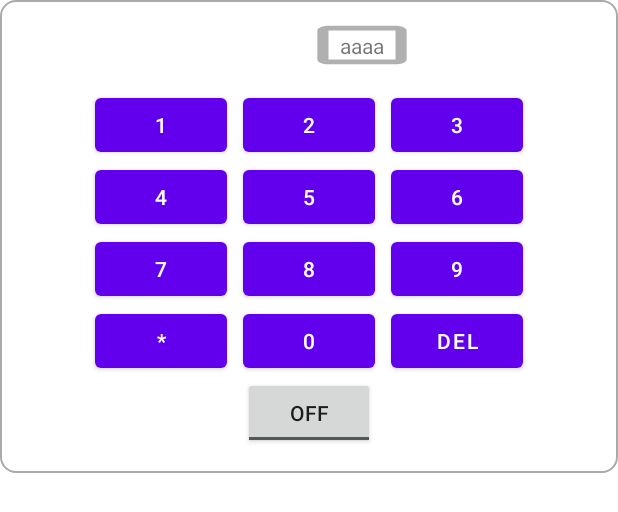
After one commit to ZeKhoo/iotinterface, an Android app: the layout displaywgt.xml on its own in the app's theme, with its tools: preview values and no code run, on a phone screen of 412 x 824 dp. The commit adds this screen. Shown: the top 512 px of the screen. Run offline under Robolectric (Android 15) with nearby library versions, the phone set to English and light mode, and no system bars.

Commit message:
Add create widget

```diff
--- /dev/null
+++ b/app/src/main/java/com/example/iotinterface/create/createViewModel.kt
@@ -0,0 +1,3 @@
+package com.example.widget.create
+
+data class createViewModel(var name:String, var width:Int, var height: Int, var value: String?){}
--- /dev/null
+++ b/app/src/main/res/drawable-v24/divider.xml
@@ -0,0 +1,9 @@
+<?xml version="1.0" encoding="utf-8"?>
+<shape xmlns:android="http://schemas.android.com/apk/res/android"
+    android:shape="rectangle">
+    <solid android:color="@android:color/white" />
+    <stroke
+        android:width="1dp"
+        android:color="@android:color/darker_gray" />
+    <corners android:radius="10dp"/>
+</shape>
--- /dev/null
+++ b/app/src/main/res/drawable-v24/ic_baseline_crop_square_24.xml
@@ -0,0 +1,5 @@
+<vector android:height="24dp" android:tint="#B0B0B0"
+    android:viewportHeight="24" android:viewportWidth="24"
+    android:width="24dp" xmlns:android="http://schemas.android.com/apk/res/android">
+    <path android:fillColor="@android:color/white" android:pathData="M18,4L6,4c-1.1,0 -2,0.9 -2,2v12c0,1.1 0.9,2 2,2h12c1.1,0 2,-0.9 2,-2L20,6c0,-1.1 -0.9,-2 -2,-2zM18,18L6,18L6,6h12v12z"/>
+</vector>
--- /dev/null
+++ b/app/src/main/res/drawable-v24/ic_baseline_keyboard_arrow_down_24.xml
@@ -0,0 +1,5 @@
+<vector android:height="24dp" android:tint="#FFFFFF"
+    android:viewportHeight="24" android:viewportWidth="24"
+    android:width="24dp" xmlns:android="http://schemas.android.com/apk/res/android">
+    <path android:fillColor="@android:color/white" android:pathData="M7.41,8.59L12,13.17l4.59,-4.58L18,10l-6,6 -6,-6 1.41,-1.41z"/>
+</vector>
--- /dev/null
+++ b/app/src/main/res/drawable-v24/ic_baseline_keyboard_arrow_left_24.xml
@@ -0,0 +1,5 @@
+<vector android:height="24dp" android:tint="#FFFFFF"
+    android:viewportHeight="24" android:viewportWidth="24"
+    android:width="24dp" xmlns:android="http://schemas.android.com/apk/res/android">
+    <path android:fillColor="@android:color/white" android:pathData="M15.41,16.59L10.83,12l4.58,-4.59L14,6l-6,6 6,6 1.41,-1.41z"/>
+</vector>
--- /dev/null
+++ b/app/src/main/res/drawable-v24/ic_baseline_keyboard_arrow_right_24.xml
@@ -0,0 +1,5 @@
+<vector android:height="24dp" android:tint="#FFFFFF"
+    android:viewportHeight="24" android:viewportWidth="24"
+    android:width="24dp" xmlns:android="http://schemas.android.com/apk/res/android">
+    <path android:fillColor="@android:color/white" android:pathData="M8.59,16.59L13.17,12 8.59,7.41 10,6l6,6 -6,6 -1.41,-1.41z"/>
+</vector>
--- /dev/null
+++ b/app/src/main/res/drawable-v24/ic_baseline_keyboard_arrow_up_24.xml
@@ -0,0 +1,5 @@
+<vector android:height="24dp" android:tint="#FFFFFF"
+    android:viewportHeight="24" android:viewportWidth="24"
+    android:width="24dp" xmlns:android="http://schemas.android.com/apk/res/android">
+    <path android:fillColor="@android:color/white" android:pathData="M7.41,15.41L12,10.83l4.59,4.58L18,14l-6,-6 -6,6z"/>
+</vector>
--- /dev/null
+++ b/app/src/main/res/drawable-v24/ic_baseline_refresh_24.xml
@@ -0,0 +1,5 @@
+<vector android:height="24dp" android:tint="#FFFFFF"
+    android:viewportHeight="24" android:viewportWidth="24"
+    android:width="24dp" xmlns:android="http://schemas.android.com/apk/res/android">
+    <path android:fillColor="@android:color/white" android:pathData="M17.65,6.35C16.2,4.9 14.21,4 12,4c-4.42,0 -7.99,3.58 -7.99,8s3.57,8 7.99,8c3.73,0 6.84,-2.55 7.73,-6h-2.08c-0.82,2.33 -3.04,4 -5.65,4 -3.31,0 -6,-2.69 -6,-6s2.69,-6 6,-6c1.66,0 3.14,0.69 4.22,1.78L13,11h7V4l-2.35,2.35z"/>
+</vector>
--- /dev/null
+++ b/app/src/main/res/layout/displaywgt.xml
@@ -0,0 +1,280 @@
+<?xml version="1.0" encoding="utf-8"?>
+<androidx.constraintlayout.widget.ConstraintLayout xmlns:android="http://schemas.android.com/apk/res/android"
+    xmlns:app="http://schemas.android.com/apk/res-auto"
+    xmlns:tools="http://schemas.android.com/tools"
+    android:layout_width="match_parent"
+    android:layout_height="wrap_content"
+    android:background="@drawable/divider"
+    android:orientation="vertical"
+    android:paddingStart="16dp"
+    android:paddingTop="16dp"
+    android:paddingEnd="16dp"
+    android:paddingBottom="16dp">
+
+    <TextView
+        android:id="@+id/textViewWidgetName"
+        android:layout_width="wrap_content"
+        android:layout_height="wrap_content"
+        android:layout_marginStart="8dp"
+        android:textSize="20dp"
+        android:textStyle="bold"
+        app:layout_constraintStart_toStartOf="parent"
+        app:layout_constraintTop_toTopOf="parent"
+        tools:ignore="MissingConstraints" />
+
+    <androidx.constraintlayout.widget.Guideline
+        android:id="@+id/guideline4"
+        android:layout_width="match_parent"
+        android:layout_height="wrap_content"
+        android:orientation="vertical"
+        app:layout_constraintGuide_begin="181dp" />
+
+    <TextView
+        android:id="@+id/textViewStatus"
+        android:layout_width="wrap_content"
+        android:layout_height="wrap_content"
+        android:background="@drawable/ic_baseline_crop_square_24"
+        android:paddingStart="30dp"
+        android:paddingLeft="10dp"
+        android:paddingTop="10dp"
+        android:paddingEnd="30dp"
+        android:paddingRight="10dp"
+        android:paddingBottom="10dp"
+        android:text="aaaa"
+        app:layout_constraintBottom_toBottomOf="@+id/textViewWidgetName"
+        app:layout_constraintStart_toStartOf="@+id/guideline4"
+        app:layout_constraintTop_toTopOf="@+id/textViewWidgetName" />
+
+    <LinearLayout
+        android:id="@+id/rootLayouta"
+        android:layout_width="match_parent"
+        android:layout_height="wrap_content"
+        android:layout_marginStart="8dp"
+        android:layout_marginTop="16dp"
+        android:layout_marginEnd="8dp"
+        android:orientation="vertical"
+        app:layout_constraintEnd_toEndOf="parent"
+        app:layout_constraintStart_toStartOf="parent"
+        app:layout_constraintTop_toBottomOf="@+id/textViewWidgetName">
+
+        <TableLayout
+            android:id="@+id/keypad"
+            android:layout_width="match_parent"
+            android:layout_height="match_parent"
+            android:layout_weight="2"
+            android:visibility="gone">
+
+            <TableRow
+                android:layout_width="match_parent"
+                android:layout_height="match_parent"
+                android:gravity="center"
+                android:visibility="visible">
+
+                <Button
+                    android:id="@+id/buttonUp"
+                    android:layout_width="50dp"
+                    android:layout_height="50dp"
+                    android:background="@drawable/ic_baseline_keyboard_arrow_up_24" />
+
+            </TableRow>
+
+            <TableRow
+                android:layout_width="match_parent"
+                android:layout_height="match_parent"
+                android:gravity="center">
+
+                <Button
+                    android:id="@+id/buttonLeft"
+                    android:layout_width="50dp"
+                    android:layout_height="50dp"
+                    android:layout_marginEnd="10dp"
+                    android:background="@drawable/ic_baseline_keyboard_arrow_left_24" />
+
+                <Button
+                    android:id="@+id/buttonOk"
+                    android:layout_width="60dp"
+                    android:text="@string/OK" />
+
+                <Button
+                    android:id="@+id/buttonRight"
+                    android:layout_width="50dp"
+                    android:layout_height="50dp"
+                    android:layout_marginStart="10dp"
+                    android:background="@drawable/ic_baseline_keyboard_arrow_right_24" />
+
+            </TableRow>
+
+            <TableRow
+                android:layout_width="match_parent"
+                android:layout_height="match_parent"
+                android:gravity="center">
+
+                <Button
+                    android:id="@+id/buttonDown"
+                    android:layout_width="50dp"
+                    android:layout_height="50dp"
+                    android:background="@drawable/ic_baseline_keyboard_arrow_down_24" />
+            </TableRow>
+        </TableLayout>
+
+        <TableLayout
+            android:id="@+id/numberPad"
+            android:layout_width="match_parent"
+            android:layout_height="match_parent"
+            android:layout_weight="2"
+            android:visibility="visible">
+
+            <TableRow
+                android:layout_width="match_parent"
+                android:layout_height="match_parent"
+                android:gravity="center">
+
+                <Button
+                    android:id="@+id/button1"
+                    android:layout_width="50dp"
+                    android:layout_height="wrap_content"
+                    android:layout_marginStart="5dp"
+                    android:layout_marginEnd="5dp"
+                    android:text="@string/keypad1" />
+
+                <Button
+                    android:id="@+id/button2"
+                    android:layout_width="wrap_content"
+                    android:layout_height="wrap_content"
+                    android:layout_marginStart="5dp"
+                    android:layout_marginEnd="5dp"
+                    android:text="@string/keypad2" />
+
+                <Button
+                    android:id="@+id/button3"
+                    android:layout_width="wrap_content"
+                    android:layout_height="wrap_content"
+                    android:layout_marginStart="5dp"
+                    android:layout_marginEnd="5dp"
+                    android:text="@string/keypad3" />
+            </TableRow>
+
+            <TableRow
+                android:layout_width="match_parent"
+                android:layout_height="match_parent"
+                android:gravity="center">
+
+                <Button
+                    android:id="@+id/button4"
+                    android:layout_width="wrap_content"
+                    android:layout_height="wrap_content"
+                    android:layout_marginStart="5dp"
+                    android:layout_marginEnd="5dp"
+                    android:text="@string/keypad4" />
+
+                <Button
+                    android:id="@+id/button5"
+                    android:layout_width="wrap_content"
+                    android:layout_height="wrap_content"
+                    android:layout_marginStart="5dp"
+                    android:layout_marginEnd="5dp"
+                    android:text="@string/keypad5" />
+
+                <Button
+                    android:id="@+id/button6"
+                    android:layout_width="wrap_content"
+                    android:layout_height="wrap_content"
+                    android:layout_marginStart="5dp"
+                    android:layout_marginEnd="5dp"
+                    android:text="@string/keypad6" />
+            </TableRow>
+
+            <TableRow
+                android:layout_width="match_parent"
+                android:layout_height="match_parent"
+                android:gravity="center">
+
+                <Button
+                    android:id="@+id/button7"
+                    android:layout_width="wrap_content"
+                    android:layout_height="wrap_content"
+                    android:layout_marginStart="5dp"
+                    android:layout_marginEnd="5dp"
+                    android:text="@string/keypad7" />
+
+                <Button
+                    android:id="@+id/button8"
+                    android:layout_width="wrap_content"
+                    android:layout_height="wrap_content"
+                    android:layout_marginStart="5dp"
+                    android:layout_marginEnd="5dp"
+                    android:text="@string/keypad8" />
+
+                <Button
+                    android:id="@+id/button9"
+                    android:layout_width="wrap_content"
+                    android:layout_height="wrap_content"
+                    android:layout_marginStart="5dp"
+                    android:layout_marginEnd="5dp"
+                    android:text="@string/keypad9" />
+            </TableRow>
+
+            <TableRow
+                android:layout_width="match_parent"
+                android:layout_height="match_parent"
+                android:gravity="center">
+
+                <Button
+                    android:id="@+id/buttonStar"
+                    android:layout_width="wrap_content"
+                    android:layout_height="wrap_content"
+                    android:layout_marginStart="5dp"
+                    android:layout_marginEnd="5dp"
+                    android:text="@string/keypadStar" />
+
+                <Button
+                    android:id="@+id/button0"
+                    android:layout_width="wrap_content"
+                    android:layout_height="wrap_content"
+                    android:layout_marginStart="5dp"
+                    android:layout_marginEnd="5dp"
+                    android:text="@string/keypad0" />
+
+                <Button
+                    android:id="@+id/buttonDel"
+                    android:layout_width="wrap_content"
+                    android:layout_height="wrap_content"
+                    android:layout_marginStart="5dp"
+                    android:layout_marginEnd="5dp"
+                    android:text="@string/keypaddel" />
+            </TableRow>
+
+        </TableLayout>
+
+        <SeekBar
+            android:id="@+id/seekBar2"
+            android:layout_width="match_parent"
+            android:layout_height="wrap_content"
+            android:layout_marginStart="8dp"
+            android:layout_marginTop="8dp"
+            android:layout_marginEnd="8dp"
+            android:layout_marginBottom="8dp"
+            android:layout_weight="2"
+            android:rotationX="2"
+            android:secondaryProgressTint="#000000"
+            android:visibility="gone" />
+
+        <LinearLayout
+            android:id="@+id/toggleBtnlayout"
+            android:layout_width="match_parent"
+            android:layout_height="match_parent"
+            android:layout_weight="2"
+            android:gravity="center"
+            android:orientation="horizontal"
+            android:visibility="visible">
+
+            <ToggleButton
+                android:id="@+id/toggleButton"
+                android:layout_width="wrap_content"
+                android:layout_height="wrap_content"
+                android:text="ToggleButton" />
+        </LinearLayout>
+
+    </LinearLayout>
+
+</androidx.constraintlayout.widget.ConstraintLayout>
--- /dev/null
+++ b/app/src/main/res/values-night/ids.xml
@@ -0,0 +1,4 @@
+<?xml version="1.0" encoding="utf-8"?>
+<resources>
+    <item type="id" name="TEXT_ID" />
+</resources>
--- a/app/src/main/res/values/strings.xml
+++ b/app/src/main/res/values/strings.xml
@@ -39,4 +39,41 @@
     <!-- TODO: Remove or change this placeholder text -->
     <string name="hello_blank_fragment">Hello blank fragment</string>
 
+    <string name="toggle">Toggle Button</string>
+    <string name="On">The toggle is on</string>
+    <string name="Off">The toggle is off</string>
+    <string name="Slider">Slider (0-100)</string>
+    <string name="read">Read</string>
+    <string name="widgetName">Widget Name: </string>
+    <string name="refresh">Refresh</string>
+    <string name="disWidth">Width: </string>
+    <string name="disHeight">Height: </string>
+    <string name="disValue">Value: </string>
+    <string name="disMin">Min: </string>
+    <string name="disMax">Max: </string>
+
+    <string name="appName">DynamicButton</string>
+    <string name="show_text">Show Text</string>
+    <string name="create">Create</string>
+    <string name="click_on_me">Click on me</string>
+    <string name="reset">RESET</string>
+    <string name="confirm">CONFIRM</string>
+
+    //Keypad Value
+    <string name="keypad1">1</string>
+    <string name="keypad2">2</string>
+    <string name="keypad3">3</string>
+    <string name="keypad4">4</string>
+    <string name="keypad5">5</string>
+    <string name="keypad6">6</string>
+    <string name="keypad7">7</string>
+    <string name="keypad8">8</string>
+    <string name="keypad9">9</string>
+    <string name="keypad0">0</string>
+    <string name="keypadStar">*</string>
+    <string name="keypaddel">Del</string>
+
+    //Direction Button
+    <string name="OK">OK</string>
+
 </resources>
```
Also changed, not shown: app/src/main/java/com/example/iotinterface/create/Attr.kt (added, +22 -0 lines), app/src/main/java/com/example/iotinterface/create/createActivity.kt (added, +246 -0 lines), app/src/main/java/com/example/iotinterface/create/createAdapter.kt (added, +53 -0 lines), app/src/main/java/com/example/iotinterface/widget1/OnOffActivityW1.kt (+5 -8 lines), app/src/main/res/layout/activity_create.xml (added, +46 -0 lines), app/src/main/res/values-night/dimens.xml (added, +7 -0 lines).
